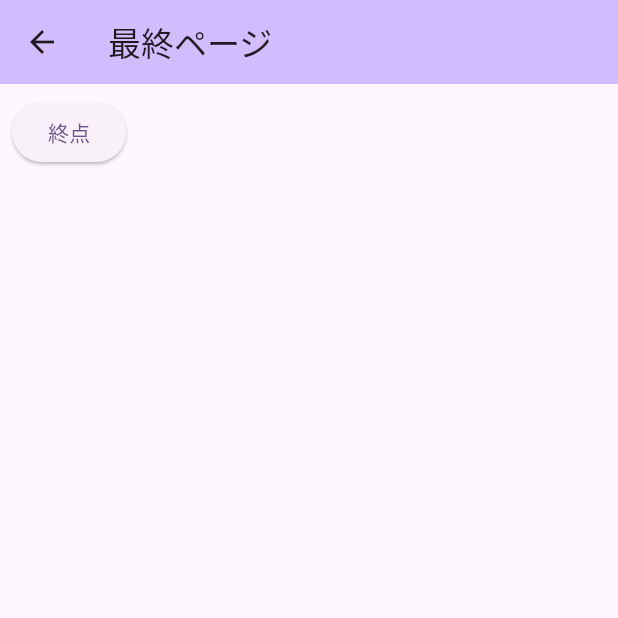
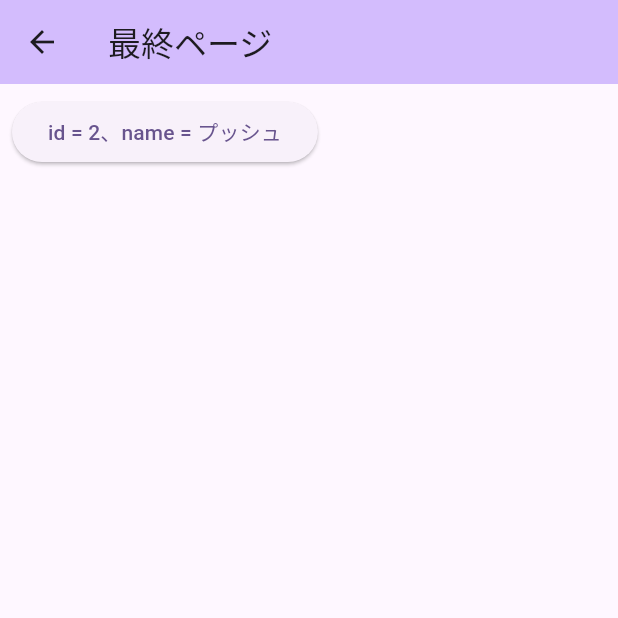
Before and after one commit to keigo-kanou-va/practice, a Flutter app: the DetailPage screen opened directly, after a tap on "戻る", on a phone screen of 412 x 824 dp, the top half of it. Run offline on Flutter 3.47's test engine with Material 3 defaults, Android fonts, the phone set to English and light mode, and no system bars.

Commit message:
ページ間の値渡し

```diff
--- a/lib/main.dart
+++ b/lib/main.dart
@@ -39,7 +39,6 @@ class MyHomePage extends StatefulWidget {
 
 //_MyHomePageStateを定義
 class _MyHomePageState extends State<MyHomePage> {
-
   @override
   Widget build(BuildContext context) {
     return Scaffold(
@@ -58,8 +57,7 @@ class _MyHomePageState extends State<MyHomePage> {
               );
             },
             child: Text('次へ'),
-            )
-        ),
+          )),
     );
   }
 }
@@ -74,8 +72,7 @@ class DetailPage extends StatelessWidget {
         backgroundColor: Theme.of(context).colorScheme.inversePrimary,
         title: Text('詳細ページ'),
       ),
-        body:
-            Padding(
+      body: Padding(
         padding: const EdgeInsets.all(8.0),
         child: Column(
           children: [
@@ -84,7 +81,7 @@ class DetailPage extends StatelessWidget {
                 showModalBottomSheet<void>(
                   context: context,
                   builder: (BuildContext context) {
-                            return const Detail2Page();
+                    return Detail2Page(id: 1, name: 'モーダル',);
                   },
                   isScrollControlled: true, // フルスクリーンで表示
                 );
@@ -98,9 +95,9 @@ class DetailPage extends StatelessWidget {
               onPressed: () {
                 Navigator.of(context).push<void>(
                   MaterialPageRoute(
-                      builder: (context) => const Detail2Page(),
+                    builder: (context) => Detail2Page(id: 2, name: 'プッシュ',),
                   ),
-                      );// モーダルを閉じる
+                ); // モーダルを閉じる
               },
               child: Text('戻る'),
             ),
@@ -112,7 +109,14 @@ class DetailPage extends StatelessWidget {
 }
 
 class Detail2Page extends StatelessWidget {
-  const Detail2Page({super.key});
+  Detail2Page({
+    super.key,
+    required this.id,
+    required this.name,
+  });
+
+  final int id;
+  final String name;
 
   @override
   Widget build(BuildContext context) {
@@ -127,7 +131,7 @@ class Detail2Page extends StatelessWidget {
           onPressed: () {
             Navigator.of(context).pop(); // モーダルを閉じる
           },
-          child: const Text('終点'),
+          child: Text('id = ${id}、name = ${name}'),
         ),
       ),
     );
```
Lines whose indentation alone changed are shown as unchanged.
